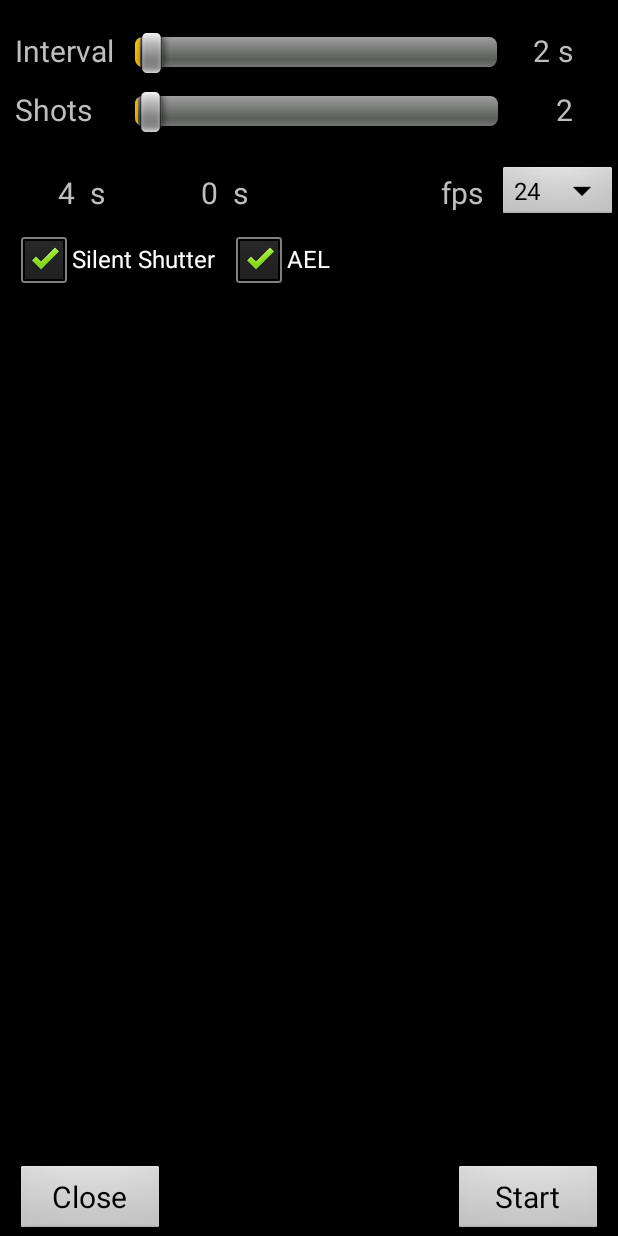
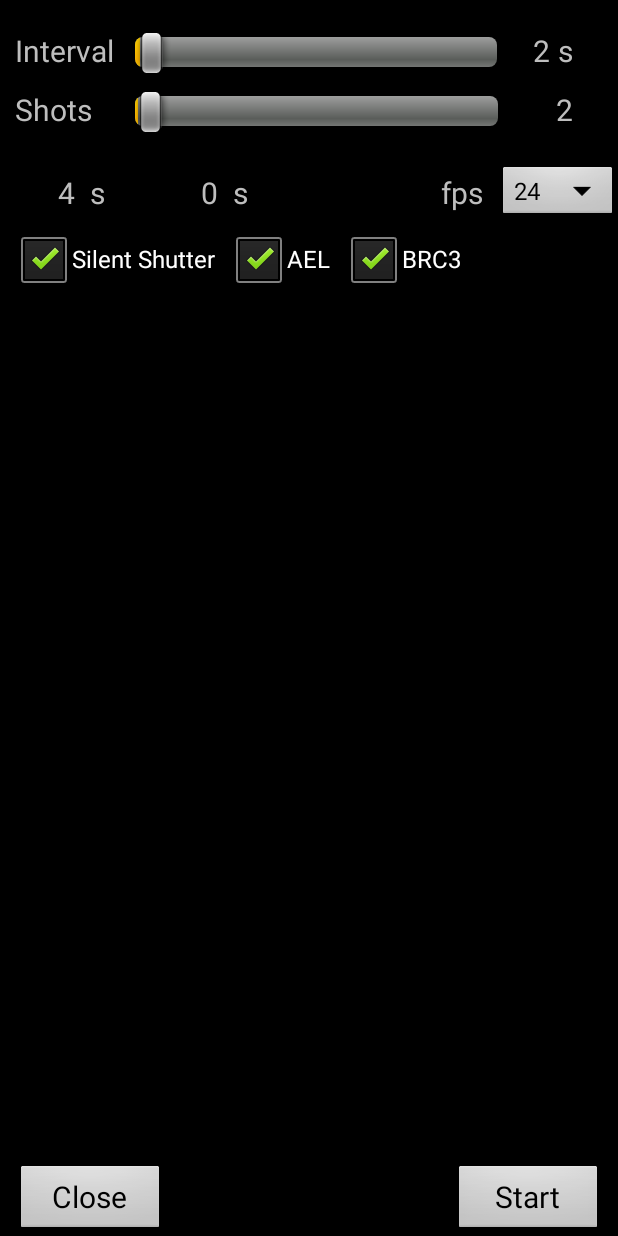
Before and after one commit to jonasjuffinger/TimeLapse, an Android app: the screen it shows after launch (SettingsActivity), on a phone screen of 412 x 824 dp. Run offline under Robolectric (Android 15) with nearby library versions, the phone set to English and light mode, and no system bars; libraries missing offline, so code that uses them is left out: com.sony.scalar; pictures from the network do not load; 4 statements that could not run were skipped.

```diff
--- a/app/src/main/java/com/jonasjuffinger/timelapse/Settings.java
+++ b/app/src/main/java/com/jonasjuffinger/timelapse/Settings.java
@@ -3,6 +3,8 @@ package com.jonasjuffinger.timelapse;
 import android.content.Context;
 import android.content.Intent;
 import android.content.SharedPreferences;
+
+import java.util.concurrent.atomic.AtomicInteger;
 
 import static android.preference.PreferenceManager.getDefaultSharedPreferences;
 
@@ -16,6 +18,7 @@ class Settings {
     private static final String EXTRA_DISPLAYOFF = "com.jonasjuffinger.timelapse.DISPLAYOFF";
     private static final String EXTRA_SILENTSHUTTER = "com.jonasjuffinger.timelapse.SILENTSHUTTER";
     private static final String EXTRA_AEL = "com.jonasjuffinger.timelapse.AEL";
+    private static final String EXTRA_BRS = "com.jonasjuffinger.timelapse.BRS";
 
     int interval, rawInterval;
     int shotCount, rawShotCount;
@@ -23,6 +26,7 @@ class Settings {
     boolean silentShutter;
     boolean ael;
     int fps;    // index
+    boolean brs;
 
     Settings() {
         interval = 1;
@@ -33,14 +37,16 @@ class Settings {
         silentShutter = true;
         ael = true;
         fps = 0;
+        brs = true;
     }
 
-    public Settings(int interval, int shotCount, boolean displayOff, boolean silentShutter, boolean ael) {
+    public Settings(int interval, int shotCount, boolean displayOff, boolean silentShutter, boolean ael, boolean brs) {
         this.interval = interval;
         this.shotCount = shotCount;
         this.displayOff = displayOff;
         this.silentShutter = silentShutter;
         this.ael = ael;
+        this.brs = brs;
     }
 
     void putInIntent(Intent intent) {
@@ -49,6 +55,7 @@ class Settings {
         intent.putExtra(EXTRA_DISPLAYOFF, displayOff);
         intent.putExtra(EXTRA_SILENTSHUTTER, silentShutter);
         intent.putExtra(EXTRA_AEL, ael);
+        intent.putExtra(EXTRA_BRS, brs);
     }
 
     static Settings getFromIntent(Intent intent) {
@@ -57,7 +64,8 @@ class Settings {
                 intent.getIntExtra(EXTRA_SHOTCOUNT, 1),
                 intent.getBooleanExtra(EXTRA_DISPLAYOFF, false),
                 intent.getBooleanExtra(EXTRA_SILENTSHUTTER, false),
-                intent.getBooleanExtra(EXTRA_AEL, false)
+                intent.getBooleanExtra(EXTRA_AEL, false),
+                intent.getBooleanExtra(EXTRA_BRS, false)
         );
     }
 
@@ -70,6 +78,7 @@ class Settings {
         editor.putBoolean("silentShutter", silentShutter);
         editor.putBoolean("ael", ael);
         editor.putInt("fps", fps);
+        editor.putBoolean("brs", brs);
         editor.apply();
     }
 
@@ -81,5 +90,6 @@ class Settings {
         silentShutter = sharedPref.getBoolean("silentShutter", silentShutter);
         ael = sharedPref.getBoolean("ael", ael);
         fps = sharedPref.getInt("fps", fps);
+        brs = sharedPref.getBoolean("brs", brs);
     }
 }
--- a/app/src/main/java/com/jonasjuffinger/timelapse/SettingsActivity.java
+++ b/app/src/main/java/com/jonasjuffinger/timelapse/SettingsActivity.java
@@ -39,6 +39,7 @@ public class SettingsActivity extends BaseActivity
 
     private CheckBox cbSilentShutter;
     private CheckBox cbAEL;
+    private CheckBox cbBRS;
 
     @Override
     protected void onCreate(Bundle savedInstanceState)
@@ -72,8 +73,10 @@ public class SettingsActivity extends BaseActivity
         tvShotsValue = (TextView) findViewById(R.id.tvShotsValue);
         sbShots = (AdvancedSeekBar) findViewById(R.id.sbShots);
         spnFps = (Spinner) findViewById(R.id.spnFps);
+
         cbSilentShutter = (CheckBox) findViewById(R.id.cbSilentShutter);
         cbAEL = (CheckBox) findViewById(R.id.cbAEL);
+        cbBRS = (CheckBox) findViewById(R.id.cbBRC);
 
         sbInterval.setMax(83);
         sbInterval.setOnSeekBarChangeListener(sbIntervalOnSeekBarChangeListener);
@@ -92,6 +95,9 @@ public class SettingsActivity extends BaseActivity
 
         cbAEL.setChecked(settings.ael);
         cbAEL.setOnCheckedChangeListener(cbAELOnCheckListener);
+
+        cbBRS.setChecked(settings.brs);
+        cbBRS.setOnCheckedChangeListener(cbBRSOnCheckListener);
 
         //try {
             //CameraEx cameraEx = CameraEx.open(0, null);
@@ -226,6 +232,13 @@ public class SettingsActivity extends BaseActivity
         }
     };
 
+    CheckBox.OnCheckedChangeListener cbBRSOnCheckListener = new CheckBox.OnCheckedChangeListener() {
+        @Override
+        public void onCheckedChanged(CompoundButton compoundButton, boolean b) {
+            settings.brs = b;
+        }
+    };
+
     void updateTimes() {
         if(settings.shotCount == Integer.MAX_VALUE)
         {
--- a/app/src/main/res/layout/activity_settings.xml
+++ b/app/src/main/res/layout/activity_settings.xml
@@ -186,6 +186,16 @@
                     android:checked="true"
                     android:layout_toRightOf="@id/cbSilentShutter"
                     android:text="AEL" />
+
+            <CheckBox
+                    android:id="@+id/cbBRC"
+                    android:layout_width="wrap_content"
+                    android:layout_height="wrap_content"
+                    android:layout_alignParentTop="true"
+                    android:layout_marginLeft="10dp"
+                    android:checked="true"
+                    android:layout_toRightOf="@id/cbAEL"
+                    android:text="BRC3" />
         </RelativeLayout>
     </LinearLayout>
 
```
Also changed, not shown: app/src/main/java/com/jonasjuffinger/timelapse/ShootActivity.java (+43 -7 lines).
